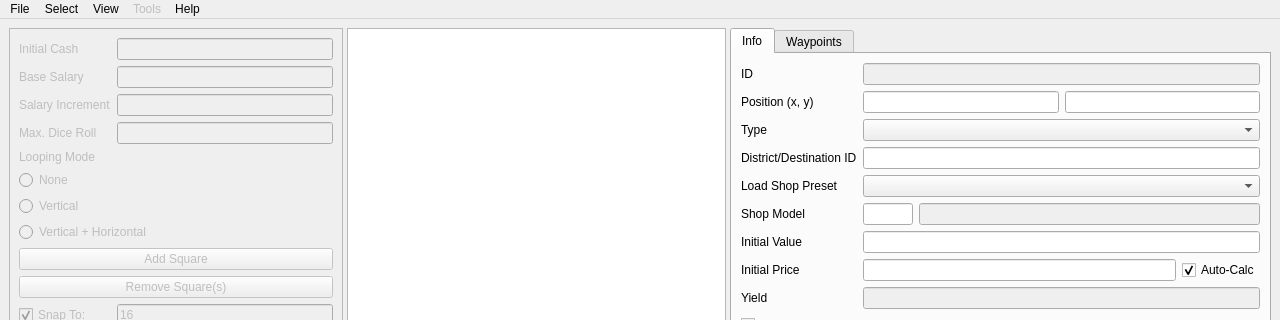
Before: the Qt Designer form mainwindow.ui in FortuneStreetModding/fortune-avenue-qt, drawn with Qt 5; both pictures show x 0 to 1280 and y 0 to 320 of the 1280 by 786 pixel window.
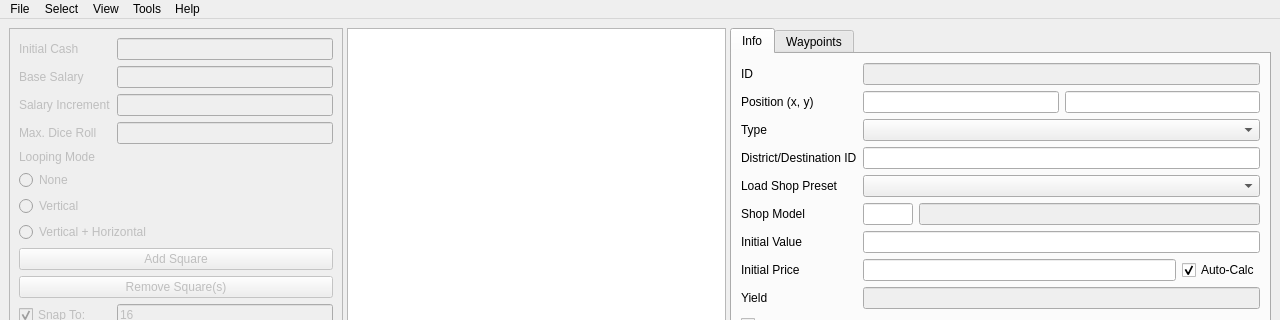
After: the same form once the commit is applied. Icons and pictures are not drawn.

The edit to the form file:
```diff
--- a/mainwindow.ui
+++ b/mainwindow.ui
@@ -1273,7 +1273,7 @@
    </widget>
    <widget class="QMenu" name="menuTools">
     <property name="enabled">
-     <bool>false</bool>
+     <bool>true</bool>
     </property>
     <property name="title">
      <string>Tools</string>
```
Left out of the diff: 6 changed lines with no effect on the pictures.
